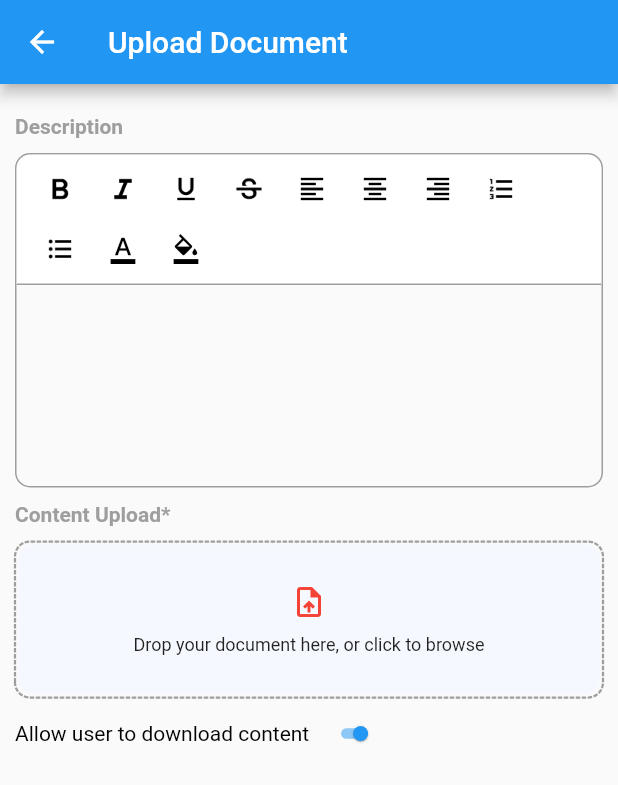
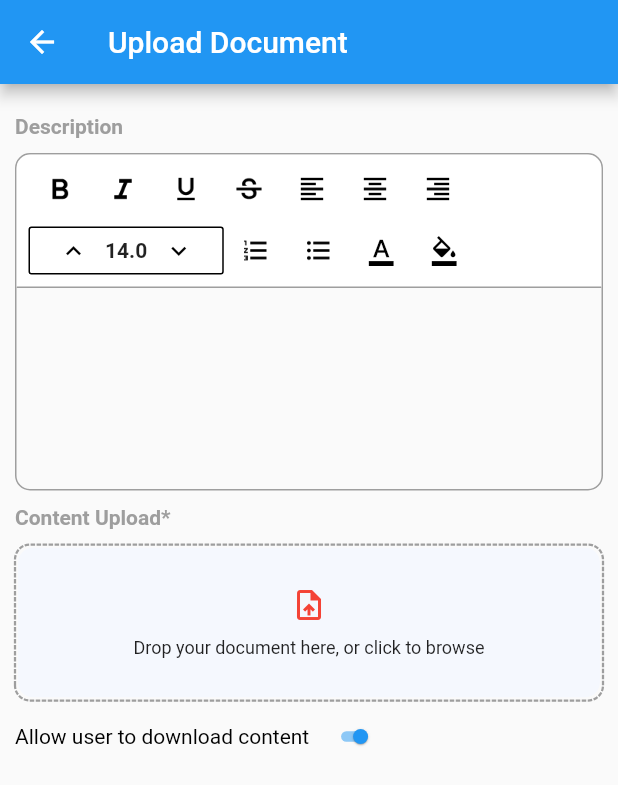
Before and after one commit to arunkumarchauhan/novastrid, a Flutter app: the screen it shows after launch, on a phone screen of 412 x 824 dp. Shown: the top 785 px of the screen. Run offline on Flutter 3.47's test engine with Material 2 defaults, Android fonts, the phone set to English and light mode, and no system bars; drawn by our look-alikes of dotted_border; our stand-ins replace bloc, equatable, file_picker, flutter_bloc, flutter_colorpicker; missing offline and left inert: desktop_drop, download.

```diff
--- a/lib/common/ui/widgets/app_icon_button.dart
+++ b/lib/common/ui/widgets/app_icon_button.dart
@@ -7,17 +7,19 @@ class AppIconButton extends StatelessWidget {
     required this.icon,
     this.backgroundColor,
     this.iconColor,
+    this.height,
   });
   final Function onPresed;
   final IconData icon;
   final Color? backgroundColor;
   final Color? iconColor;
+  final double? height;
   @override
   Widget build(BuildContext context) {
     return InkWell(
       onTap: () => onPresed(),
       child: Container(
-        height: 30,
+        height: height ?? 30,
         width: 36,
         margin: const EdgeInsets.symmetric(horizontal: 3),
         padding: const EdgeInsets.symmetric(horizontal: 8, vertical: 5),
--- a/lib/feature/home/presentation/home_page.dart
+++ b/lib/feature/home/presentation/home_page.dart
@@ -270,6 +270,7 @@ class _HomePageState extends State<HomePage> {
         return Wrap(
           runAlignment: WrapAlignment.start,
           runSpacing: 10,
+          crossAxisAlignment: WrapCrossAlignment.center,
           children: [
             // AppTextButton(onPresed: () {}, text: "B"),
             AppImageButton(
@@ -393,6 +394,64 @@ class _HomePageState extends State<HomePage> {
               },
             ),
 
+            Container(
+              padding: const EdgeInsets.symmetric(horizontal: 8, vertical: 0),
+              decoration: BoxDecoration(
+                borderRadius: BorderRadius.circular(2),
+                border: Border.all(
+                  color: Colors.black,
+                ),
+              ),
+              child: Row(
+                mainAxisSize: MainAxisSize.min,
+                crossAxisAlignment: CrossAxisAlignment.center,
+                mainAxisAlignment: MainAxisAlignment.center,
+                children: [
+                  AppIconButton(
+                      height: 30,
+                      onPresed: () {
+                        double fontSize =
+                            ((currentText?.style?.fontSize ?? 14) + 1);
+                        _textDescriptionBloc.add(
+                          ChangeTextStyleEvent(
+                            text: currentText?.copyWith(
+                              textStyle: currentText?.style?.copyWith(
+                                fontSize: fontSize,
+                              ),
+                            ),
+                          ),
+                        );
+                      },
+                      icon: Icons.keyboard_arrow_up_outlined),
+                  Text(
+                    "${currentText?.style?.fontSize ?? 14}",
+                    style: const TextStyle(
+                        fontSize: 14, fontWeight: FontWeight.bold),
+                  ),
+                  AppIconButton(
+                      height: 30,
+                      onPresed: () {
+                        double fontSize =
+                            (currentText?.style?.fontSize ?? 14) - 1;
+                        if (fontSize <= 0) {
+                          fontSize = 1;
+                        }
+
+                        _textDescriptionBloc.add(
+                          ChangeTextStyleEvent(
+                            text: currentText?.copyWith(
+                              textStyle: currentText?.style?.copyWith(
+                                fontSize: fontSize,
+                              ),
+                            ),
+                          ),
+                        );
+                      },
+                      icon: Icons.keyboard_arrow_down_outlined),
+                ],
+              ),
+            ),
+
             AppImageButton(
               onPresed: () {},
               imagePath: Assets.numberedList,
--- a/pubspec.yaml
+++ b/pubspec.yaml
@@ -40,7 +40,8 @@ dependencies:
   dotted_border: ^2.1.0
   desktop_drop: ^0.4.4
   download: ^1.0.0
-  file_picker: ^5.5.0
+  file_picker: ^5.3.1
+  flutter_colorpicker: ^1.0.3
 
 dev_dependencies:
   flutter_test:
```
